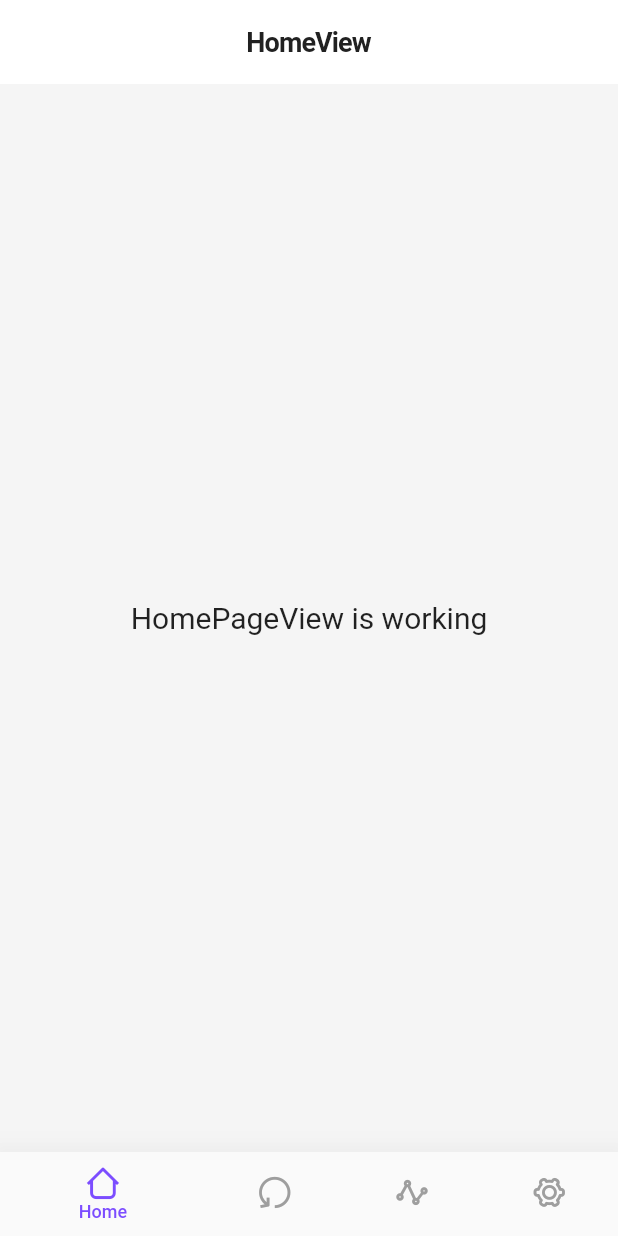
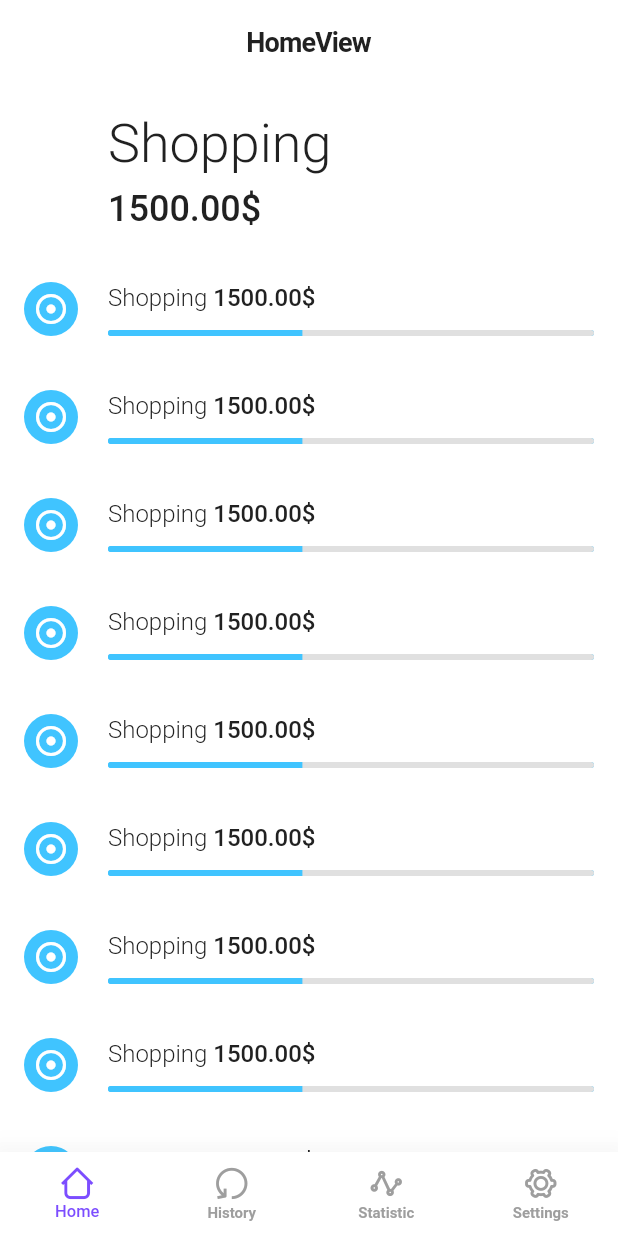
Before and after one commit to HasanToufiqAhamed/mmm, a Flutter app: the screen it shows after launch, on a phone screen of 412 x 824 dp. Run offline on Flutter 3.47's test engine with Material 2 defaults, Android fonts, the phone set to English and light mode, and no system bars; our stand-ins replace get, shared_preferences; Roboto replaces fonts that are missing (Manrope).

Commit message:
theme controller change home list

```diff
--- a/lib/app/data/defaoult/theme_model.dart
+++ b/lib/app/data/defaoult/theme_model.dart
@@ -8,7 +8,7 @@ class ThemeModel {
     //accentColor: Config().appColor,
     iconTheme: IconThemeData(color: Colors.grey[900]),
     fontFamily: 'Manrope',
-    scaffoldBackgroundColor: Colors.grey[100],
+    scaffoldBackgroundColor: Colors.white,
     brightness: Brightness.light,
     primaryColorDark: Colors.grey[800],
     primaryColorLight: Colors.white,
@@ -51,7 +51,7 @@ class ThemeModel {
       //accentColor: Colors.white,
       iconTheme: const IconThemeData(color: Colors.white),
       // fontFamily: 'Manrope',
-      scaffoldBackgroundColor: const Color(0xff303030),
+      scaffoldBackgroundColor: Colors.black,
       brightness: Brightness.dark,
       primaryColorDark: Colors.grey[300],
       primaryColorLight: Colors.grey[800],
--- a/lib/app/domain/global_controller/theme_controller.dart
+++ b/lib/app/domain/global_controller/theme_controller.dart
@@ -31,6 +31,9 @@ class ThemeController extends GetxController {
   _loadFromPrefs() async {
     await _initPrefs();
     darkTheme.value = _pref!.getBool(key) ?? false;
+    if(!darkTheme.value){
+      update();
+    }
   }
 
   _saveToPrefs() async {
--- a/lib/app/modules/home.page/views/home_page_view.dart
+++ b/lib/app/modules/home.page/views/home_page_view.dart
@@ -10,11 +10,97 @@ class HomePageView extends GetView<HomePageController> {
 
   @override
   Widget build(BuildContext context) {
-    return const Scaffold(
-      body: Center(
-        child: Text(
-          'HomePageView is working',
-          style: TextStyle(fontSize: 20),
+    return Scaffold(
+      body: SingleChildScrollView(
+        physics: const BouncingScrollPhysics(),
+        child: Column(
+          children: [
+            ListTile(
+              onTap: () {},
+              leading: const Icon(
+                Icons.adjust,
+                color: Colors.transparent,
+              ),
+              title: Column(
+                crossAxisAlignment: CrossAxisAlignment.start,
+                children: const [
+                  SizedBox(height: 15),
+                  Text(
+                    'Shopping',
+                    style: TextStyle(
+                      fontWeight: FontWeight.w300,
+                      fontSize: 36,
+                    ),
+                  ),
+                  SizedBox(height: 8),
+                  Text(
+                    '1500.00\$',
+                    style: TextStyle(
+                      fontWeight: FontWeight.w500,
+                      fontSize: 24,
+                    ),
+                  ),
+                  SizedBox(height: 15),
+                ],
+              ),
+            ),
+            ListView.builder(
+              shrinkWrap: true,
+              physics: const NeverScrollableScrollPhysics(),
+              itemCount: 20,
+              itemBuilder: (context, i) {
+                return ListTile(
+                  onTap: () {},
+                  leading: Container(
+                    decoration: BoxDecoration(
+                      color: Colors.lightBlueAccent,
+                      borderRadius: BorderRadius.circular(1000),
+                    ),
+                    padding: const EdgeInsets.all(6),
+                    child: const Icon(
+                      Icons.adjust,
+                      color: Colors.white,
+                    ),
+                  ),
+                  title: Row(
+                    children: const [
+                      Text(
+                        'Shopping',
+                        style: TextStyle(fontWeight: FontWeight.w300),
+                      ),
+                      Text(
+                        ' 1500.00\$',
+                        style: TextStyle(fontWeight: FontWeight.w500),
+                      ),
+                    ],
+                  ),
+                  subtitle: ClipRRect(
+                    borderRadius: BorderRadius.circular(100),
+                    child: Container(
+                      height: 4,
+                      color: Colors.lightBlueAccent,
+                      child: Row(
+                        children: [
+                          Flexible(
+                            flex: 2,
+                            child: Container(
+                              color: Colors.lightBlueAccent,
+                            ),
+                          ),
+                          Flexible(
+                            flex: 3,
+                            child: Container(
+                              color: Colors.grey[300],
+                            ),
+                          ),
+                        ],
+                      ),
+                    ),
+                  ),
+                );
+              },
+            ),
+          ],
         ),
       ),
     );
--- a/lib/app/modules/home/views/home_view.dart
+++ b/lib/app/modules/home/views/home_view.dart
@@ -36,7 +36,7 @@ class HomeView extends GetView<HomeController> {
         () {
           return BottomNavigationBar(
             elevation: 20,
-            type: BottomNavigationBarType.shifting,
+            type: BottomNavigationBarType.fixed,
             items: const [
               BottomNavigationBarItem(
                 icon: Icon(Bottom_nav_bar.home),
@@ -60,7 +60,7 @@ class HomeView extends GetView<HomeController> {
               ),
             ],
             currentIndex: controller.selectedHomeIndex.value,
-            selectedFontSize: 12,
+            selectedFontSize: 11,
             unselectedFontSize: 10,
             iconSize: 24,
             selectedLabelStyle: const TextStyle(fontWeight: FontWeight.w500),
```
